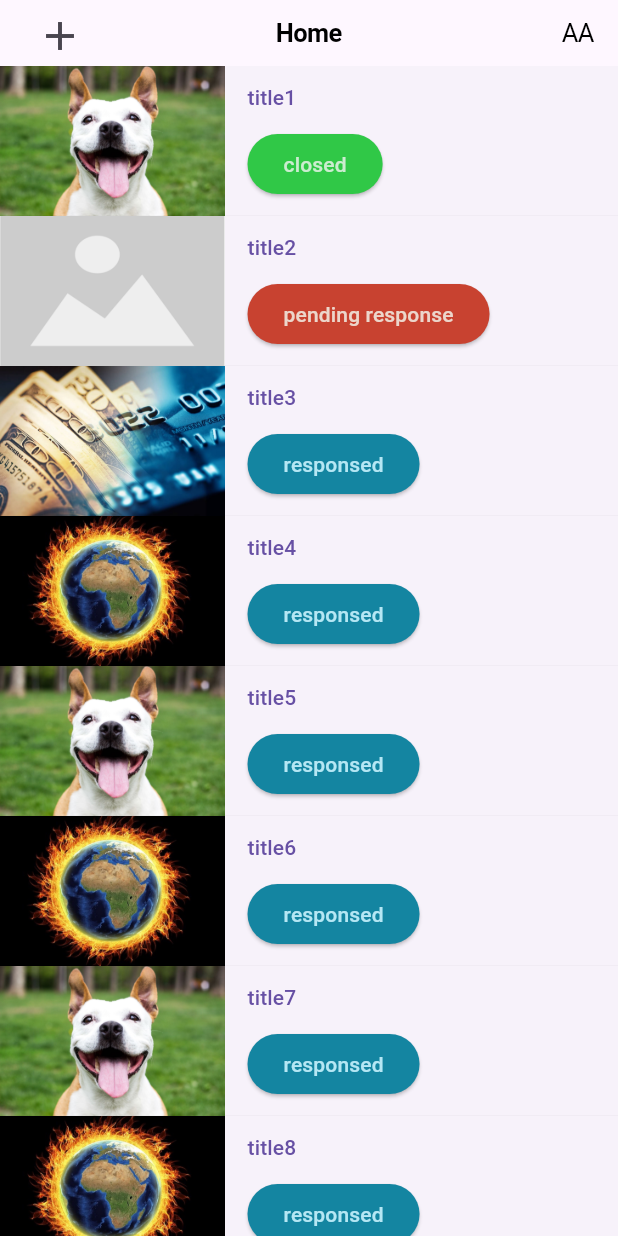
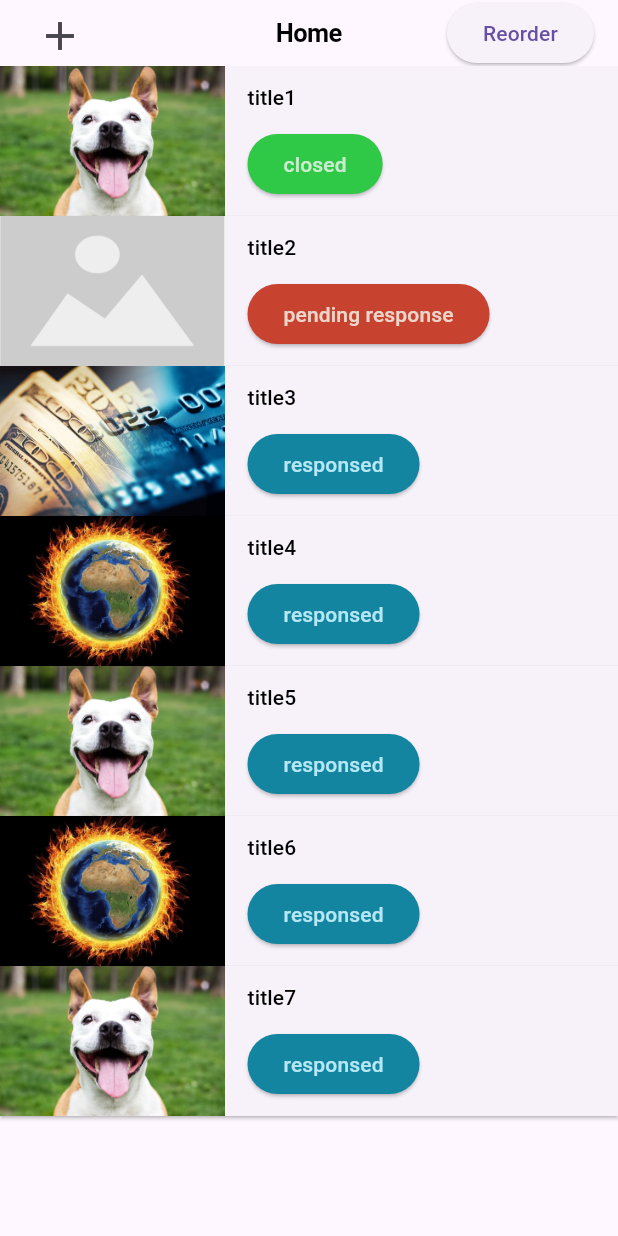
Before and after one commit to ssuntro/flutter_2024, a Flutter app: the screen it shows after launch, on a phone screen of 412 x 824 dp. Run offline on Flutter 3.47's test engine with Material 3 defaults, Android fonts, the phone set to English and light mode, and no system bars; our stand-ins replace lottie; project files that could hold a hidden picture were left out.

Commit message:
add reorder feature in main_news_app

```diff
--- a/lib/main_news_page.dart
+++ b/lib/main_news_page.dart
@@ -1,5 +1,7 @@
 import 'package:day_1/const_stf_widget.dart';
 import 'package:day_1/models/news.dart';
+import 'package:day_1/models/news_category.dart';
+import 'package:day_1/models/news_status.dart';
 import 'package:flutter/cupertino.dart';
 import 'package:flutter/material.dart';
 import 'package:flutter/widgets.dart';
@@ -8,48 +10,61 @@ class MainNewsPage extends StatefulWidget {
   const MainNewsPage({super.key});
 
   @override
-  State<MainNewsPage> createState() => _MainNewsPageState();
+  State<MainNewsPage> createState() => MainNewsPageState();
 }
 
-class _MainNewsPageState extends State<MainNewsPage> {
+class MainNewsPageState extends State<MainNewsPage>
+    with WidgetsBindingObserver {
   final model = <News>[
     News(
       title: "title1",
       status: NewsStatus.closed,
-        thumbnail: 'assets/images/animal.jpeg'),
+      category: NewsCategory.animal,
+    ),
     News(
       title: "title2",
       status: NewsStatus.pendingResponse,
-        thumbnail: 'assets/images/default.png'),
+      category: NewsCategory.unknown,
+    ),
     News(
       title: "title3",
       status: NewsStatus.responsed,
-        thumbnail: 'assets/images/finance.jpeg'),
+      category: NewsCategory.finance,
+    ),
     News(
       title: "title4",
       status: NewsStatus.responsed,
-        thumbnail: "assets/images/global_warming.jpeg"),
+      category: NewsCategory.international,
+    ),
     News(
       title: "title5",
       status: NewsStatus.responsed,
-        thumbnail: 'assets/images/animal.jpeg'),
+      category: NewsCategory.animal,
+    ),
     News(
       title: "title6",
       status: NewsStatus.responsed,
-        thumbnail: "assets/images/global_warming.jpeg"),
+      category: NewsCategory.international,
+    ),
     News(
       title: "title7",
       status: NewsStatus.responsed,
-        thumbnail: 'assets/images/animal.jpeg'),
-    News(
-        title: "title8",
-        status: NewsStatus.responsed,
-        thumbnail: "assets/images/global_warming.jpeg"),
-    News(
-        title: "title9",
-        status: NewsStatus.responsed,
-        thumbnail: 'assets/images/animal.jpeg')
+      category: NewsCategory.animal,
+    ),
   ];
+
+  var _isReorderEnabled = false;
+  @override
+  void initState() {
+    WidgetsBinding.instance.addObserver(this);
+    super.initState();
+  }
+
+  @override
+  void didChangeAppLifecycleState(AppLifecycleState state) {
+    super.didChangeAppLifecycleState(state);
+  }
+
   @override
   Widget build(BuildContext context) {
     // var a = new List<int>.generate(10, (index) => index + 1)
@@ -58,6 +73,7 @@ class _MainNewsPageState extends State<MainNewsPage> {
     final aa = model.map((elem) => buildListItem(elem));
     return CupertinoPageScaffold(
         navigationBar: buildNavBar(),
+        child: SafeArea(
           child: ReorderableListView.builder(
               itemBuilder: (BuildContext context, int index) {
                 return buildListItem(model[index]);
@@ -65,11 +81,45 @@ class _MainNewsPageState extends State<MainNewsPage> {
               itemCount: aa.length,
               onReorder: onReorder
               // children: aa.toList()
+              ),
         ));
   }
 
   void onReorder(int oldIndex, int newIndex) {
+    if (!_isReorderEnabled) {
       return;
+    }
+    if (oldIndex < newIndex) {
+      // removing the item at oldIndex will shorten the list by 1.
+      newIndex -= 1;
+    }
+
+    final News element = model.removeAt(oldIndex);
+    model.insert(newIndex, element);
+  }
+}
+
+extension RenderExtension on MainNewsPageState {
+  Container buildNewsListTile(News item) {
+    final title = item.title;
+    final status = item.status.rawValue;
+    final imagePath = item.category.imagePath;
+    return Container(
+      key: Key(item.title),
+      height: 100,
+      child: ListTile(
+        leading: Image.asset(imagePath),
+        title: Text(title),
+        subtitle: IgnorePointer(
+            child: ElevatedButton(
+          style: ElevatedButton.styleFrom(
+              foregroundColor: item.status.foregroundColor,
+              backgroundColor: item.status.backgroundColor),
+          onPressed: () {},
+          child: Text(item.status.rawValue),
+        )),
+      ),
+    );
   }
 
   Container buildListItem(News item) {
@@ -78,13 +128,15 @@ class _MainNewsPageState extends State<MainNewsPage> {
       height: 100,
       child: ElevatedButton(
           style: ElevatedButton.styleFrom(
+              foregroundColor:
+                  (_isReorderEnabled ? Colors.redAccent : Colors.black),
               padding: const EdgeInsets.all(0),
               shape: const RoundedRectangleBorder(
                   borderRadius: BorderRadius.all(Radius.zero))),
           onPressed: () {},
           child: Row(
             children: [
-              Image.asset(item.thumbnail),
+              Image.asset(item.category.imagePath),
               Container(width: 15),
               Flexible(
                 child: Column(
@@ -121,6 +173,13 @@ class _MainNewsPageState extends State<MainNewsPage> {
               setState(() {});
             },
             icon: Icon(Icons.add)),
-        trailing: Text("AA"));
+        trailing: ElevatedButton(
+          onPressed: () {
+            setState(() {
+              _isReorderEnabled = !_isReorderEnabled;
+            });
+          },
+          child: Text("Reorder"),
+        ));
   }
 }
--- a/lib/models/news.dart
+++ b/lib/models/news.dart
@@ -1,52 +1,13 @@
 import 'dart:ui';
+
+import 'package:day_1/models/news_category.dart';
+import 'package:day_1/models/news_status.dart';
 
 class News {
   final String title;
   final NewsStatus status;
-  final String thumbnail;
+  // final String thumbnail;
+  final NewsCategory category;
 
-  News({required this.title, required this.status, required this.thumbnail});
+  News({required this.title, required this.status, required this.category});
 }
-
-enum NewsStatus { closed, responsed, pendingResponse }
-
-extension NewsStatusExtension on NewsStatus {
-  String get rawValue {
-    switch (this) {
-      case NewsStatus.closed:
-        return "closed";
-      case NewsStatus.pendingResponse:
-        return "pending response";
-      case NewsStatus.responsed:
-        return "responsed";
-      default:
-        return "n/a";
-    }
-  }
-
-  Color get foregroundColor {
-    switch (this) {
-      case NewsStatus.closed:
-        return const Color.fromARGB(255, 203, 236, 208);
-      case NewsStatus.responsed:
-        return const Color.fromARGB(255, 181, 231, 244);
-      case NewsStatus.pendingResponse:
-        return const Color.fromARGB(255, 236, 214, 203);
-      default:
-        return const Color.fromARGB(255, 255, 255, 255);
-    }
-  }
-
-  Color get backgroundColor {
-    switch (this) {
-      case NewsStatus.closed:
-        return const Color.fromARGB(255, 48, 200, 71);
-      case NewsStatus.responsed:
-        return const Color.fromARGB(255, 20, 133, 161);
-      case NewsStatus.pendingResponse:
-        return const Color.fromARGB(255, 200, 66, 48);
-      default:
-        return Color.fromARGB(255, 255, 255, 255);
-    }
-  }
-}
```
Also changed, not shown: lib/models/news_category.dart (added, +16 -0 lines), lib/models/news_status.dart (added, +44 -0 lines). Lines whose indentation alone changed are shown as unchanged.
